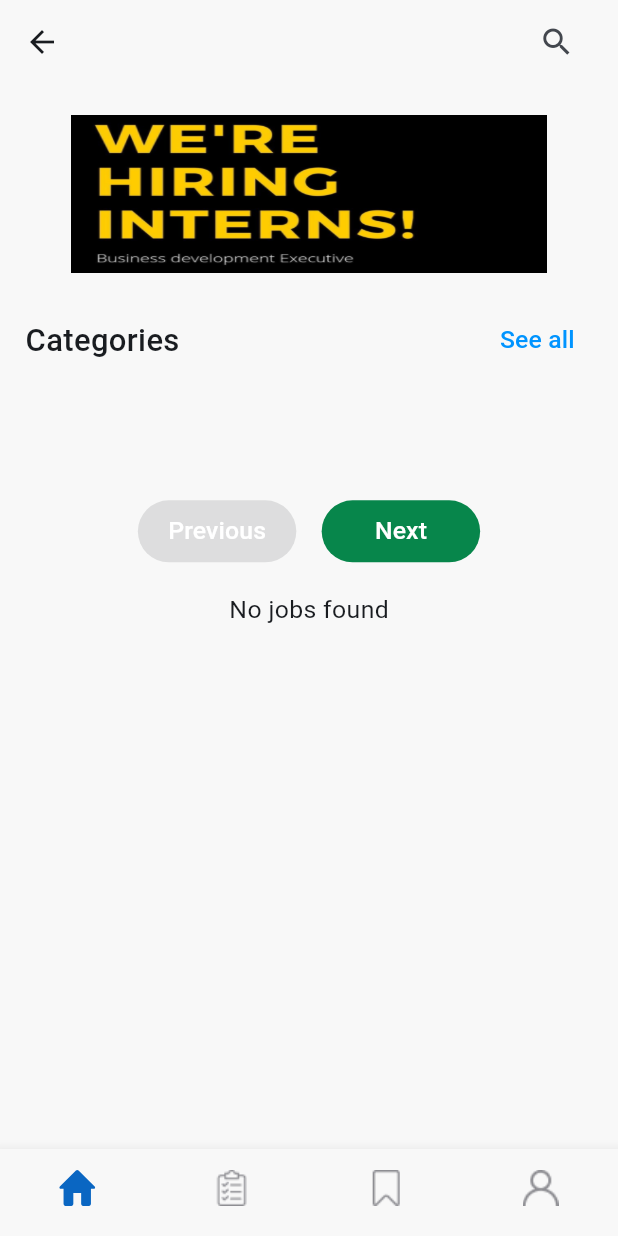
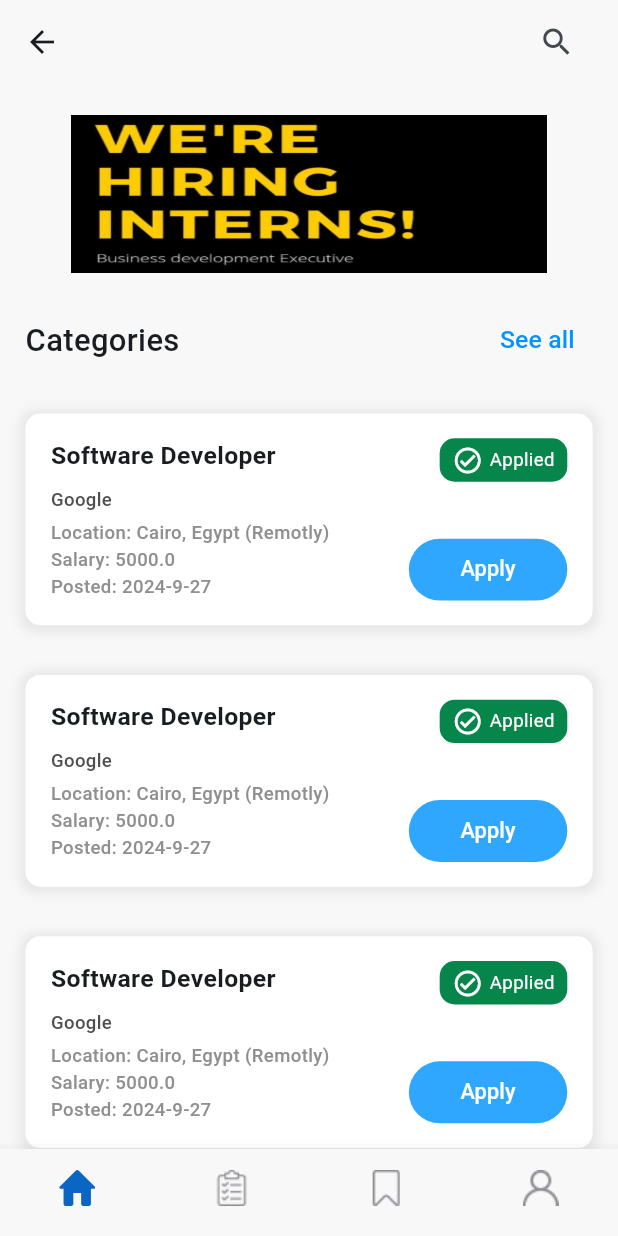
Before and after one commit to mohamed9856/Internir, a Flutter app: the screen it shows after launch, on a phone screen of 412 x 824 dp. Run offline on Flutter 3.47's test engine with Material 3 defaults, Android fonts, the phone set to English and light mode, and no system bars; our stand-ins replace cloud_firestore, firebase_core, firebase_storage, flutter_svg; accounts and stored records are empty; Roboto replaces fonts that are missing (Greta Arabic).

Commit message:
job model

```diff
--- a/lib/components/job_card.dart
+++ b/lib/components/job_card.dart
@@ -1,11 +1,10 @@
 import 'package:flutter/material.dart';
 import 'package:internir/components/custom_button.dart';
-import 'package:internir/models/adzuna_model.dart';
+import 'package:internir/models/job_model.dart';
 import 'package:internir/utils/app_color.dart';
 import 'package:internir/utils/size_config.dart';
-import 'package:internir/utils/utils.dart';
 
-Widget jobCard(Results job) {
+Widget jobCard(JobModel job, {bool isApplied = false}) {
   return Container(
     padding: EdgeInsets.symmetric(
       horizontal: 16 * SizeConfig.horizontalBlock,
@@ -45,15 +44,35 @@ Widget jobCard(Results job) {
             SizedBox(
               width: 8 * SizeConfig.horizontalBlock,
             ),
+            if (isApplied == true)
+              Container(
+                padding: EdgeInsets.symmetric(
+                  horizontal: 8 * SizeConfig.horizontalBlock,
+                  vertical: 4 * SizeConfig.verticalBlock,
+                ),
+                decoration: BoxDecoration(
+                  color: AppColor.mainGreen,
+                  borderRadius: BorderRadius.circular(10),
+                ),
+                child: Row(
+                  mainAxisSize: MainAxisSize.min,
+                  children: [
+                    Icon(
+                      Icons.check_circle_outline_outlined,
+                      color: AppColor.white,
+                      size: 20 * SizeConfig.textRatio,
+                    ),
+                    SizedBox(
+                      width: 4 * SizeConfig.horizontalBlock,
+                    ),
                     Text(
-              "Posted: ${timeFormat(job.created)}",
-              softWrap: true,
-              maxLines: 1,
-              overflow: TextOverflow.ellipsis,
+                      "Applied",
                       style: TextStyle(
                         fontSize: 12 * SizeConfig.textRatio,
-                fontWeight: FontWeight.w500,
-                color: AppColor.grey1,
+                        color: AppColor.white,
+                      ),
+                    ),
+                  ],
                 ),
               ),
           ],
@@ -62,7 +81,7 @@ Widget jobCard(Results job) {
           height: 3 * SizeConfig.verticalBlock,
         ),
         Text(
-          job.company.displayName,
+          job.company,
           softWrap: true,
           maxLines: 1,
           overflow: TextOverflow.ellipsis,
@@ -73,16 +92,17 @@ Widget jobCard(Results job) {
           ),
         ),
         SizedBox(
-          height: 16 * SizeConfig.verticalBlock,
+          height: 4 * SizeConfig.verticalBlock,
         ),
         Row(
+          crossAxisAlignment: CrossAxisAlignment.end,
           children: [
             Expanded(
               child: Column(
                 crossAxisAlignment: CrossAxisAlignment.start,
                 children: [
                   Text(
-                    "Location: ${job.location.displayName}",
+                    "Location: ${job.location}${(job.jobType != null) ? " (${job.jobType})" : ""}",
                     softWrap: true,
                     maxLines: 1,
                     overflow: TextOverflow.ellipsis,
@@ -92,8 +112,9 @@ Widget jobCard(Results job) {
                       color: AppColor.grey1,
                     ),
                   ),
+                  if (job.salary != null)
                     Text(
-                    "Salary: ${job.salaryMin} - ${job.salaryMax}",
+                      "Salary: ${job.salary}",
                       softWrap: true,
                       maxLines: 1,
                       overflow: TextOverflow.ellipsis,
@@ -103,9 +124,9 @@ Widget jobCard(Results job) {
                         color: AppColor.grey1,
                       ),
                     ),
-                  if (job.contractTime != null)
+                  // calc time from create at to now
                   Text(
-                      "Hours: ${job.contractTime}",
+                    "Posted: ${job.createdAt.year}-${job.createdAt.month}-${job.createdAt.day}",
                     softWrap: true,
                     maxLines: 1,
                     overflow: TextOverflow.ellipsis,
@@ -124,6 +145,7 @@ Widget jobCard(Results job) {
             CustomButton(
               text: "Apply",
               width: 100 * SizeConfig.horizontalBlock,
+              height: 40 * SizeConfig.verticalBlock,
               onPressed: () {},
               backgroundColor: AppColor.lightBlue,
               textColor: Colors.white,
--- a/lib/models/adzuna_model.dart
+++ /dev/null
@@ -1,226 +0,0 @@
-import 'package:hive/hive.dart';
-
-part 'adzuna_model.g.dart';
-
-@HiveType(typeId: 0)
-class AdzunaModel extends HiveObject {
-  @HiveField(0)
-  double mean;
-
-  @HiveField(1)
-  List<Results> results;
-
-  @HiveField(2)
-  int count;
-
-  AdzunaModel({
-    required this.mean,
-    required this.results,
-    required this.count,
-  });
-
-  factory AdzunaModel.fromJson(Map<String, dynamic> json) {
-    return AdzunaModel(
-      mean: json['mean'],
-      results:
-          List<Results>.from(json['results'].map((x) => Results.fromJson(x))),
-      count: json['count'],
-    );
-  }
-
-  Map<String, dynamic> toJson() {
-    return <String, dynamic>{
-      'mean': mean,
-      'results': List<dynamic>.from(results.map((x) => x.toJson())),
-      'count': count,
-    };
-  }
-}
-
-@HiveType(typeId: 1)
-class Results extends HiveObject {
-  @HiveField(0)
-  Category category;
-
-  @HiveField(1)
-  String id;
-
-  @HiveField(2)
-  Location location;
-
-  @HiveField(3)
-  double? longitude;
-
-  @HiveField(4)
-  Company company;
-
-  @HiveField(5)
-  String redirectUrl;
-
-  @HiveField(6)
-  double? latitude;
-
-  @HiveField(7)
-  double salaryMin;
-
-  @HiveField(8)
-  String description;
-
-  @HiveField(9)
-  String adref;
-
-  @HiveField(10)
-  double salaryMax;
-
-  @HiveField(11)
-  String title;
-
-  @HiveField(12)
-  String created;
-
-  @HiveField(13)
-  String salaryIsPredicted;
-
-  @HiveField(14)
-  String? contractTime;
-
-  @HiveField(15)
-  String? contractType;
-
-  Results({
-    required this.category,
-    required this.id,
-    required this.location,
-    this.longitude,
-    required this.company,
-    required this.redirectUrl,
-    this.latitude,
-    required this.salaryMin,
-    required this.description,
-    required this.adref,
-    required this.salaryMax,
-    required this.title,
-    required this.created,
-    required this.salaryIsPredicted,
-    this.contractTime,
-    this.contractType,
-  });
-
-  factory Results.fromJson(Map<String, dynamic> json) {
-    return Results(
-      category: Category.fromJson(json['category']),
-      id: json['id'],
-      location: Location.fromJson(json['location']),
-      longitude: json['longitude']?.toDouble(),
-      company: Company.fromJson(json['company']),
-      redirectUrl: json['redirect_url'],
-      latitude: json['latitude']?.toDouble(),
-      salaryMin: json['salary_min'].toDouble(),
-      description: json['description'],
-      adref: json['adref'],
-      salaryMax: json['salary_max'].toDouble(),
-      title: json['title'],
-      created: json['created'],
-      salaryIsPredicted: json['salary_is_predicted'],
-      contractTime: json['contract_time'],
-      contractType: json['contract_type'],
-    );
-  }
-
-  Map<String, dynamic> toJson() {
-    return <String, dynamic>{
-      'category': category.toJson(),
-      'id': id,
-      'location': location.toJson(),
-      'longitude': longitude,
-      'company': company.toJson(),
-      'redirect_url': redirectUrl,
-      'latitude': latitude,
-      'salary_min': salaryMin,
-      'description': description,
-      'adref': adref,
-      'salary_max': salaryMax,
-      'title': title,
-      'created': created,
-      'salary_is_predicted': salaryIsPredicted,
-      'contract_time': contractTime,
-      'contract_type': contractType,
-    };
-  }
-}
-
-@HiveType(typeId: 2)
-class Category extends HiveObject {
-  @HiveField(0)
-  String tag;
-
-  @HiveField(1)
-  String label;
-
-  Category({
-    required this.tag,
-    required this.label,
-  });
-
-  factory Category.fromJson(Map<String, dynamic> json) {
-    return Category(
-      tag: json['tag'],
-      label: json['label'],
-    );
-  }
-
-  Map<String, dynamic> toJson() {
-    return <String, dynamic>{
-      'tag': tag,
-      'label': label,
-    };
-  }
-}
-
-@HiveType(typeId: 3)
-class Location extends HiveObject {
-  @HiveField(0)
-  List<String> area;
-
-  @HiveField(1)
-  String displayName;
-
-  Location({
-    required this.area,
-    required this.displayName,
-  });
-
-  factory Location.fromJson(Map<String, dynamic> json) {
-    return Location(
-      area: List<String>.from(json['area'].map((x) => x)),
-      displayName: json['display_name'],
-    );
-  }
-
-  Map<String, dynamic> toJson() {
-    return <String, dynamic>{
-      'area': List<dynamic>.from(area.map((x) => x)),
-      'display_name': displayName,
-    };
-  }
-}
-
-@HiveType(typeId: 4)
-class Company extends HiveObject {
-  @HiveField(0)
-  String displayName;
-
-  Company({required this.displayName});
-
-  factory Company.fromJson(Map<String, dynamic> json) {
-    return Company(
-      displayName: json['display_name'],
-    );
-  }
-
-  Map<String, dynamic> toJson() {
-    return <String, dynamic>{
-      'display_name': displayName,
-    };
-  }
-}
--- /dev/null
+++ b/lib/models/job_model.dart
@@ -0,0 +1,68 @@
+class JobModel {
+  String id;
+  String title;
+  String description;
+  String location;
+  DateTime createdAt;
+  int numberOfApplicants;
+  bool enabled;
+  String company;
+  double? salary;
+  String? category;
+  String? jobType;
+  DateTime? deadline;
+
+  JobModel({
+    required this.id,
+    required this.title,
+    required this.description,
+    required this.location,
+    this.salary,
+    this.category,
+    this.jobType,
+    this.deadline,
+    required this.company,
+    required this.createdAt,
+    required this.numberOfApplicants,
+    required this.enabled,
+  });
+
+  factory JobModel.fromJson(Map<String, dynamic> json) {
+    return JobModel(
+      id: json['id'],
+      title: json['title'],
+      description: json['description'],
+      location: json['location'],
+      salary: json['salary'],
+      category: json['category'],
+      jobType: json['jobType'],
+      deadline: DateTime.parse(json['deadline']),
+      company: json['company'],
+      createdAt: DateTime.parse(json['createdAt']),
+      numberOfApplicants: json['numberOfApplicants'],
+      enabled: json['enabled'],
+    );
+  }
+
+  Map<String, dynamic> toJson() {
+    return {
+      'id': id,
+      'title': title,
+      'description': description,
+      'location': location,
+      'salary': salary,
+      'category': category,
+      'jobType': jobType,
+      'deadline': deadline.toString(),
+      'company': company,
+      'createdAt': createdAt.toString(),
+      'numberOfApplicants': numberOfApplicants,
+      'enabled': enabled,
+    };
+  }
+
+  @override
+  String toString() {
+    return 'JobModel{id: $id, title: $title, description: $description, location: $location, salary: $salary, category: $category, jobType: $jobType, deadline: $deadline, company: $company, createdAt: $createdAt, numberOfApplicants: $numberOfApplicants, enabled: $enabled}';
+  }
+}
--- a/lib/screens/home/home_screen.dart
+++ b/lib/screens/home/home_screen.dart
@@ -4,6 +4,7 @@ import 'package:flutter/material.dart';
 import 'package:internir/components/custom_button.dart';
 import 'package:internir/components/custom_text_form_field.dart';
 import 'package:internir/components/job_card.dart';
+import 'package:internir/models/job_model.dart';
 import 'package:internir/providers/jobs_provider.dart';
 import 'package:internir/utils/app_assets.dart';
 import 'package:internir/utils/app_color.dart';
@@ -21,40 +22,6 @@ class _HomeScreenState extends State<HomeScreen> {
   @override
   void initState() {
     super.initState();
-  }
-
-  Future<void> _fetchJobs() async {
-    try {
-      final provider = context.read<JobsProvider>();
-      await provider.fetchJobs();
-    } catch (error) {
-      debugPrint(error.toString());
-    }
-  }
-
-  void _nextPage() {
-    final provider = context.read<JobsProvider>();
-    if (provider.hasMore && !provider.loading) {
-      provider.page++;
-      provider.jobs.clear();
-      _fetchJobs();
-    }
-  }
-
-  void _previousPage() {
-    final provider = context.read<JobsProvider>();
-    if (provider.page > 1 && !provider.loading) {
-      provider.page--;
-      provider.jobs.clear();
-      _fetchJobs();
-    }
-  }
-
-  void _filter() {
-    final provider = context.read<JobsProvider>();
-    provider.page = 1;
-    provider.jobs.clear();
-    _fetchJobs();
   }
 
   var formKey = GlobalKey<FormState>();
@@ -130,12 +97,7 @@ class _HomeScreenState extends State<HomeScreen> {
                   actions: [
                     CustomButton(
                       text: 'Filter',
-                      onPressed: () {
-                        if (formKey.currentState!.validate()) {
-                          _filter();
-                          Navigator.pop(context);
-                        }
-                      },
+                      onPressed: () {},
                       backgroundColor: AppColor.indigo,
                       textColor: Colors.white,
                       width: double.infinity,
@@ -200,106 +162,56 @@ class _HomeScreenState extends State<HomeScreen> {
               SizedBox(
                 height: 8 * SizeConfig.verticalBlock,
               ),
-              SizedBox(
-                height: 40 * SizeConfig.verticalBlock,
-                child: ListView.separated(
-                  scrollDirection: Axis.horizontal,
-                  itemCount: jobsProvider.categories.length,
-                  itemBuilder: (context, index) {
-                    final category = jobsProvider.categories[index];
-                    return categoryCard(category.label);
-                  },
-                  separatorBuilder: (context, index) {
-                    return SizedBox(
-                      width: 16 * SizeConfig.horizontalBlock,
-                    );
-                  },
-                ),
-              ),
-              SizedBox(
-                height: 32 * SizeConfig.verticalBlock,
-              ),
-              Row(
-                mainAxisSize: MainAxisSize.max,
-                mainAxisAlignment: MainAxisAlignment.center,
-                children: [
-                  CustomButton(
-                    text: "Previous",
-                    backgroundColor: AppColor.mainGreen,
-                    isDisable: jobsProvider.page == 1,
-                    textColor: AppColor.white,
-                    height: 40 * SizeConfig.verticalBlock,
-                    width: 100 * SizeConfig.horizontalBlock,
-                    fontSize: 16 * SizeConfig.textRatio,
-                    onPressed: () {
-                      _previousPage();
-                    },
-                    padding: EdgeInsets.symmetric(
-                      horizontal: 8 * SizeConfig.horizontalBlock,
-                      vertical: 8 * SizeConfig.verticalBlock,
 
-                    ),
-                  ),
-                  SizedBox(
-                    width: 16 * SizeConfig.horizontalBlock,
-                  ),
-                  CustomButton(
-                    text: "Next",
-                    backgroundColor: AppColor.mainGreen,
-                    height: 40 * SizeConfig.verticalBlock,
-                    width: 100 * SizeConfig.horizontalBlock,
-                    fontSize: 16 * SizeConfig.textRatio,
-                    textColor: AppColor.white,
-                    isDisable: !jobsProvider.hasMore,
-                    onPressed: () {
-                      _nextPage();
-                    },
-                    padding: EdgeInsets.symmetric(
-                      horizontal: 8 * SizeConfig.horizontalBlock,
-                      vertical: 8 * SizeConfig.verticalBlock,
-                    ),
-                  ),
-                ],
-              ),
-              jobsProvider.loading
-                  ? const Center(
-                      child: Padding(
-                        padding: EdgeInsets.all(20.0),
-                        child: CircularProgressIndicator(),
-                      ),
-                    )
-                  : jobsProvider.jobs.isNotEmpty
-                      ? ListView.builder(
+              // TODO: categories
+              // SizedBox(
+              //   height: 40 * SizeConfig.verticalBlock,
+              //   child: ListView.separated(
+              //     scrollDirection: Axis.horizontal,
+              //     itemCount: jobsProvider.categories.length,
+              //     itemBuilder: (context, index) {
+              //       final category = jobsProvider.categories[index];
+              //       return categoryCard(category.label);
+              //     },
+              //     separatorBuilder: (context, index) {
+              //       return SizedBox(
+              //         width: 16 * SizeConfig.horizontalBlock,
+              //       );
+              //     },
+              //   ),
+              // ),
+              ListView.builder(
                 shrinkWrap: true,
                 physics: const NeverScrollableScrollPhysics(),
-                          itemCount: jobsProvider.jobs.length,
+                itemCount: 4,
                 itemBuilder: (context, index) {
-                            final job = jobsProvider.jobs[index];
+                  final job = JobModel(
+                    id: '1',
+                    enabled: true,
+                    title: 'Software Developer',
+                    description: 'We are looking for a software developer',
+                    location: 'Cairo, Egypt',
+                    salary: 5000,
+                    category: 'Software Development',
+                    jobType: 'Remotly',
+                    deadline: DateTime.now().add(Duration(days: 7)),
+                    company: 'Google',
+                    createdAt: DateTime.now(),
+                    numberOfApplicants: 0,
+                  );
                   return Column(
                     mainAxisSize: MainAxisSize.min,
                     children: [
                       SizedBox(
                         height: 16 * SizeConfig.verticalBlock,
                       ),
-                                jobCard(job),
+                      jobCard(job, isApplied: true),
                       SizedBox(
                         height: 16 * SizeConfig.verticalBlock,
                       ),
                     ],
                   );
                 },
-                        )
-                      : Center(
-                          child: Padding(
-                            padding: const EdgeInsets.all(20.0),
-                            child: Text(
-                              'No jobs found',
-                              style: TextStyle(
-                                fontFamily: 'Greta Arabic',
-                                fontSize: 16 * SizeConfig.textRatio,
-                              ),
-                            ),
-                          ),
               ),
             ],
           ),
--- a/pubspec.yaml
+++ b/pubspec.yaml
@@ -37,17 +37,11 @@ dependencies:
   firebase_messaging: ^15.1.2
   firebase_auth: ^5.3.0
   flutter_svg: ^2.0.10+1
-  hive_flutter: ^1.1.0
-  hive: ^2.2.3
   provider: ^6.1.2
-  http: ^1.2.2
-  html: ^0.15.4
 
 dev_dependencies:
   flutter_test:
     sdk: flutter
-  hive_generator: ^2.0.1
-  build_runner: ^2.4.12
 
   # The "flutter_lints" package below contains a set of recommended lints to
   # encourage good coding practices. The lint set provided by the package is
```
Also changed, not shown: lib/providers/jobs_provider.dart (+0 -44 lines), lib/screens/saved/saved_internships.dart (+3 -8 lines), lib/screens/splash/splash_screen.dart (+2 -6 lines), lib/utils/utils.dart (+3 -38 lines), lib/models/adzuna_model.g.dart (deleted), pubspec.lock, 1 other file. Lines whose indentation alone changed are shown as unchanged.
